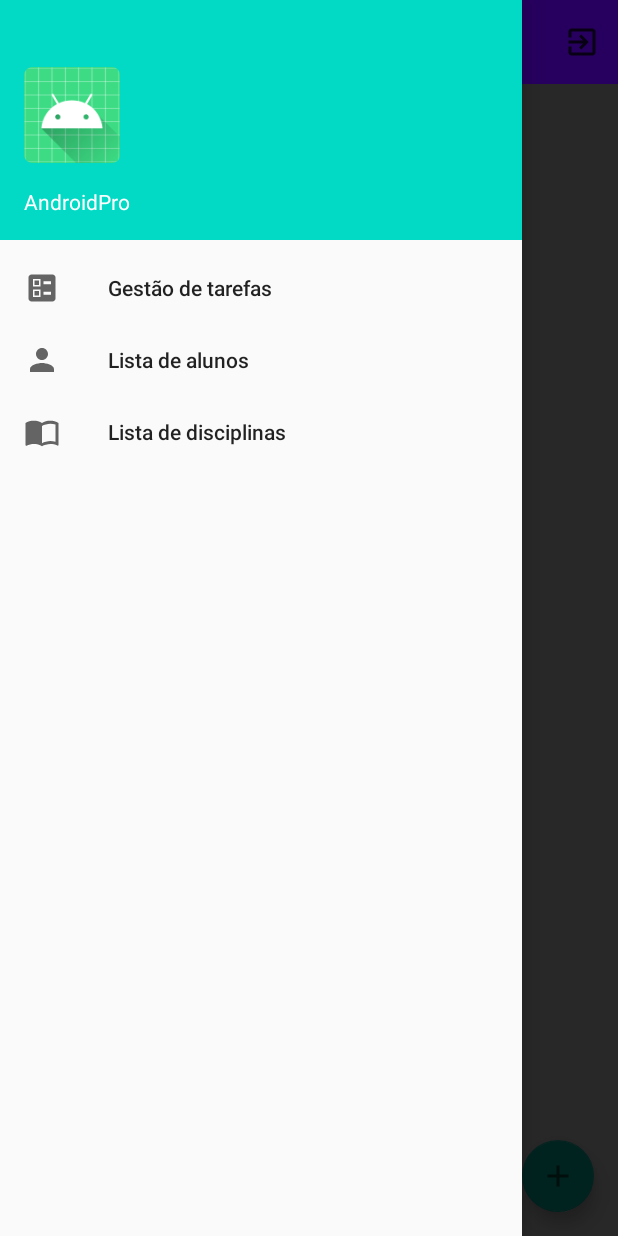
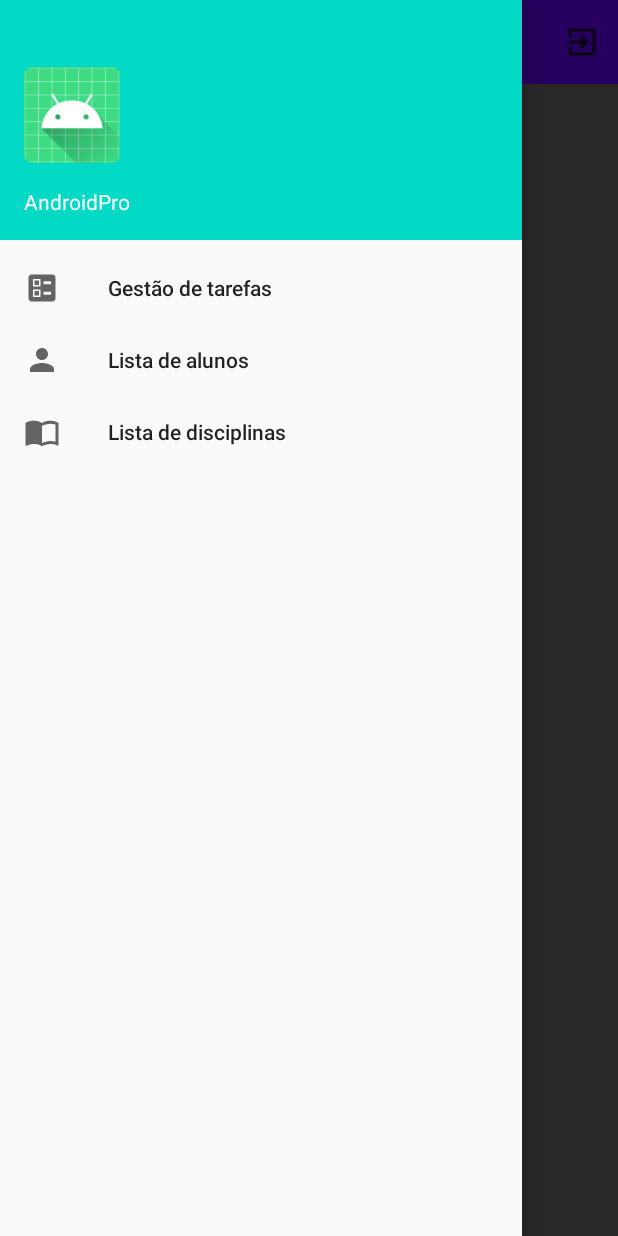
Before and after one commit to JeisonSilva/tarefasdiarias-app-aluno, an Android app: the HomeActivity screen opened directly, with no data from a screen before it, with the side drawer open, on a phone screen of 412 x 824 dp. Run offline under Robolectric (Android 15) with nearby library versions, the phone set to English and light mode, and no system bars; our stand-ins replace Volley; network calls fail; 3 statements that could not run were skipped.

Commit message:
incluido lista de alunos

```diff
--- a/src/app/build.gradle
+++ b/src/app/build.gradle
@@ -9,7 +9,7 @@ android {
         minSdkVersion 22
         targetSdkVersion 30
         versionCode 1
-        versionName "0.0.0"
+        versionName "1.0.0"
 
         testInstrumentationRunner "androidx.test.runner.AndroidJUnitRunner"
     }
--- a/src/app/src/main/java/com/example/atendealunos/HomeActivity.java
+++ b/src/app/src/main/java/com/example/atendealunos/HomeActivity.java
@@ -244,7 +244,7 @@ public class HomeActivity extends AppCompatActivity
     @Override
     public void listarAlunosMatriculados(final ListaAlunosDal listaAlunosDal) {
         HttpsTrustManager.allowAllSSL();
-        String URL = String.format(UrlApi.URL_LISTA_ALUNOS_MATRICULADOS, this.perfil.getEmail());
+        String URL = String.format(UrlApi.URL_LISTA_ALUNOS_MATRICULADOS, this.perfil.getEmailProfessor());
         StringRequest stringRequest = new StringRequest(Request.Method.GET, URL, new Response.Listener<String>() {
             @Override
             public void onResponse(String response) {
@@ -345,12 +345,14 @@ public class HomeActivity extends AppCompatActivity
         }).create().show();
     }
 
-    private void notificarTarefaPronta(int id) {
+    private void notificarTarefaPronta(final int id) {
         HttpsTrustManager.allowAllSSL();
         String URL = String.format(UrlApi.URL_NOTIFICAR_TAREFA_ENTREGUE, id);
         StringRequest stringRequest = new StringRequest(Request.Method.PUT, URL, new Response.Listener<String>() {
             @Override
             public void onResponse(String response) {
+                getContentResolver().delete(Uri.parse("content://com.example.tarefasdiarias/tarefas"), "ID=?", new String[]{String.valueOf(id)});
+
                 listarTarefasEmDigitacao();
                 Toast.makeText(getApplicationContext(), "Parabéns! tarefa concluída", Toast.LENGTH_LONG).show();
             }
--- a/src/app/src/main/java/com/example/atendealunos/LoginActivity.java
+++ b/src/app/src/main/java/com/example/atendealunos/LoginActivity.java
@@ -53,10 +53,8 @@ public class LoginActivity extends AppCompatActivity implements LoginDal {
             public void onErrorResponse(VolleyError error) {
                 if(error.networkResponse == null) {
                     Toast.makeText(getBaseContext(), "Não conseguimos encontrar o servidor!",Toast.LENGTH_LONG).show();
-                    autorizacaoDal.finalizarProgressoLogin();
                     return;
                 }
-
 
                 switch (error.networkResponse.statusCode){
                     case 400:
@@ -67,9 +65,10 @@ public class LoginActivity extends AppCompatActivity implements LoginDal {
                         break;
                     case 500:
                         alertar("Falha em nossos servidores");
-                        autorizacaoDal.finalizarProgressoLogin();
                         break;
                 }
+
+                autorizacaoDal.finalizarProgressoLogin();
 
             }
         }){
--- a/src/app/src/main/java/com/example/atendealunos/gestaotarefas/fragments/ListaTarefasDisponiveisFragment.java
+++ b/src/app/src/main/java/com/example/atendealunos/gestaotarefas/fragments/ListaTarefasDisponiveisFragment.java
@@ -33,7 +33,6 @@ public class ListaTarefasDisponiveisFragment extends Fragment implements ListaTa
     private String mParam1;
     private String mParam2;
     private RecyclerView rc_tarefasEmDigitacao;
-    private FloatingActionButton fb_nova_tarefa;
     private ListaTarefasDisponiveisDal listaTarefasDisponiveisDal;
     private SwipeRefreshLayout swipeRefreshLayout;
 
@@ -77,14 +76,6 @@ public class ListaTarefasDisponiveisFragment extends Fragment implements ListaTa
     }
 
     private void configurar(View view) {
-        this.fb_nova_tarefa = view.findViewById(R.id.fb_nova_tarefa);
-        this.fb_nova_tarefa.setOnClickListener(new View.OnClickListener() {
-            @Override
-            public void onClick(View view) {
-                listaTarefasDisponiveisDal.exibirTelaParaCriarNovaTarefa();
-            }
-        });
-
         this.swipeRefreshLayout = view.findViewById(R.id.swipeRefreshLayout);
         this.rc_tarefasEmDigitacao = view.findViewById(R.id.rc_lista_tarefas_em_digitacao);
         this.rc_tarefasEmDigitacao.setLayoutManager(new LinearLayoutManager(getContext()));
--- a/src/app/src/main/java/com/example/atendealunos/utils/UrlApi.java
+++ b/src/app/src/main/java/com/example/atendealunos/utils/UrlApi.java
@@ -3,6 +3,7 @@ package com.example.atendealunos.utils;
 public class UrlApi {
     private static final String URL_BASE = "https://192.168.1.102:8443";
     public static final String URL_LISTA_ALUNOS_MATRICULADOS = URL_BASE + "/api/v1/alunos/professor/%s";
+    public static final String URL_LISTA_COLEGAS_CLASSE_ALUNO = URL_BASE + "/api/v1/alunos/colegasclasse/%s";
     public static final String URL_LISTA_DISCIPLINAS = URL_BASE + "/api/v1/disciplinas";
     public static final String URL_LISTA_TAREFAS_EM_DIGITACAO = URL_BASE + "/api/v1/tarefas/professor/%s";
     public static final String URL_LISTA_TAREFAS_EDICAO = URL_BASE + "/api/v1/tarefas/%d";
--- a/src/app/src/main/res/layout/fragment_lista_tarefas_em_digitacao.xml
+++ b/src/app/src/main/res/layout/fragment_lista_tarefas_em_digitacao.xml
@@ -30,18 +30,6 @@
         </androidx.swiperefreshlayout.widget.SwipeRefreshLayout>
 
 
-
-        <com.google.android.material.floatingactionbutton.FloatingActionButton
-            android:id="@+id/fb_nova_tarefa"
-            android:layout_width="48dp"
-            android:layout_height="48dp"
-            android:layout_marginEnd="16dp"
-            android:layout_marginBottom="16dp"
-            app:layout_constraintBottom_toBottomOf="parent"
-            app:layout_constraintEnd_toEndOf="parent"
-            android:src="@drawable/ic_baseline_add_48"
-            app:fabCustomSize="48dp"
-            />
     </androidx.constraintlayout.widget.ConstraintLayout>
 
 </FrameLayout>
```
Also changed, not shown: src/app/src/main/java/com/example/atendealunos/gestaologin/dtos/PerfilDto.java (+9 -0 lines), 9 other files.
